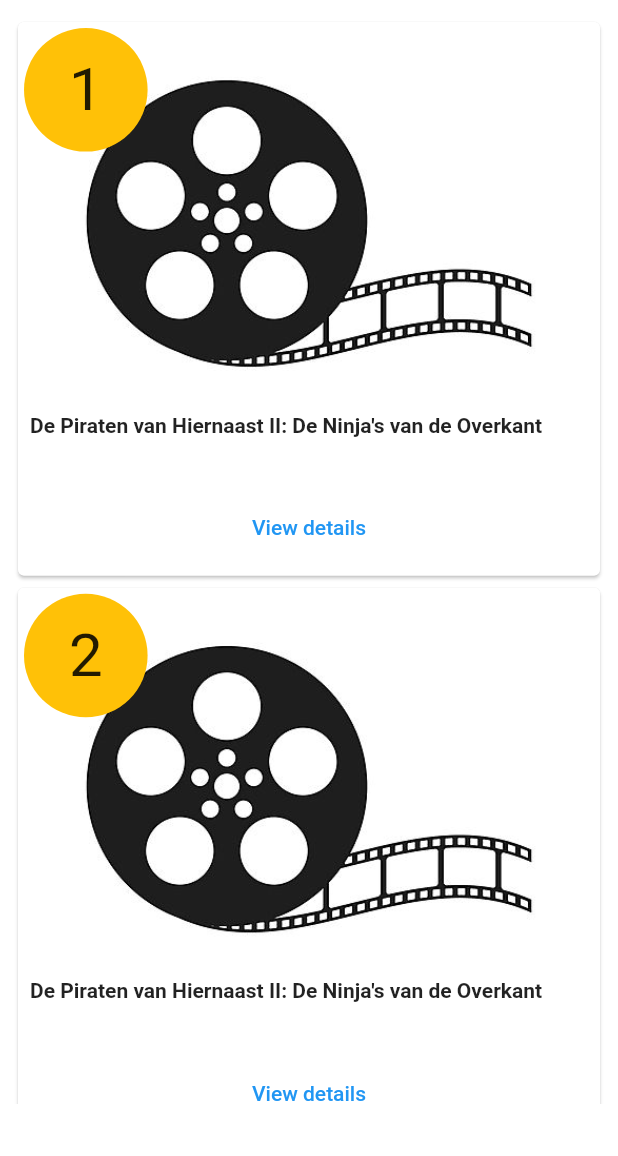
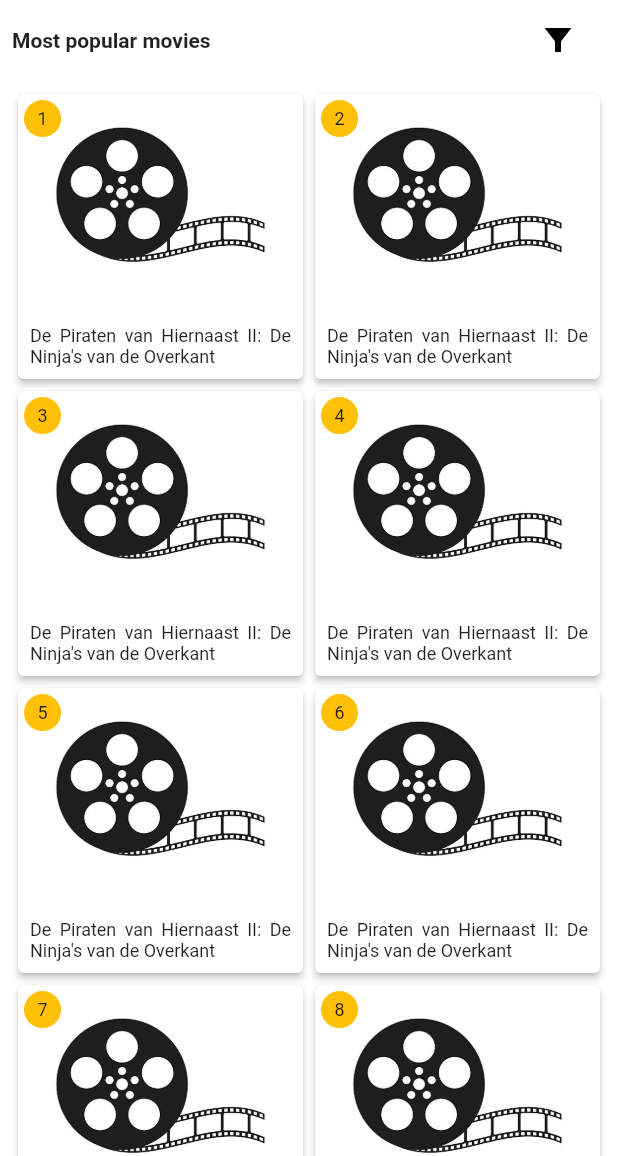
Before and after one commit to Alejandro194/movie_app_test, a Flutter app: the screen it shows after launch, on a phone screen of 412 x 824 dp, the part 80-1236 px from its top. Run offline on Flutter 3.47's test engine with Material 2 defaults, Android fonts, the light colour scheme and no system bars; our stand-ins replace cached_network_image, flutter_rating_bar, get.

Commit message:
feat: :construction: Movie details screen added, refactor popular movies screen
movie details prototype screen added, added bar rating packages, popular screen layout changed

```diff
--- a/lib/main.dart
+++ b/lib/main.dart
@@ -1,5 +1,6 @@
 import 'package:flutter/material.dart';
 import 'package:get/get.dart';
+import 'package:movie_app_test/screens/movie_details/movie_details_screen.dart';
 import 'package:movie_app_test/screens/popular_movies/popular_movies_screen.dart';
 import 'package:movie_app_test/screens/user_settings/user_settings_screen.dart';
 
--- a/lib/screens/popular_movies/popular_movies_screen.dart
+++ b/lib/screens/popular_movies/popular_movies_screen.dart
@@ -19,10 +19,13 @@ class _PopularMoviesScreenState extends State<PopularMoviesScreen> {
       body: SingleChildScrollView(
         child: Column(
           children: [
+            Padding(
+                padding: const EdgeInsets.symmetric(horizontal: 8),
+                child: sectionHeading()),
             SizedBox(
               height: getPercentageOfScreenHeigth(90),
               child: Padding(
-                  padding: const EdgeInsets.all(8.0), child: gridViewMovies(1)),
+                  padding: const EdgeInsets.all(8.0), child: gridViewMovies(2)),
             )
           ],
         ),
@@ -30,7 +33,7 @@ class _PopularMoviesScreenState extends State<PopularMoviesScreen> {
     );
   }
 
-  AppBar appBar(){
+  AppBar appBar() {
     return AppBar(
       backgroundColor: Colors.white,
       elevation: 0,
@@ -55,10 +58,30 @@ class _PopularMoviesScreenState extends State<PopularMoviesScreen> {
     );
   }
 
+  Widget sectionHeading() {
+    return Row(
+      mainAxisAlignment: MainAxisAlignment.spaceBetween,
+      children: [
+        Text(
+          "Most popular movies",
+          style: TextStyle(fontWeight: FontWeight.bold),
+        ),
+        TextButton(onPressed: () {
+          Get.defaultDialog(
+            title: "Filter List",
+            content: Column(children: [
+              TextFormField(cursorColor: Colors.black,)
+            ],)
+          );
+        }, child: Icon(Icons.filter_alt_sharp, color: Colors.black,))
+      ],
+    );
+  }
+
   Widget gridViewMovies(int crossAxisCount) {
     return GridView.builder(
         gridDelegate: SliverGridDelegateWithFixedCrossAxisCount(
-            crossAxisCount: crossAxisCount, childAspectRatio: 1.05),
+            crossAxisCount: crossAxisCount, childAspectRatio: 1.0),
         itemBuilder: (context, index) {
           return movieStack(index);
         });
@@ -78,36 +101,33 @@ class _PopularMoviesScreenState extends State<PopularMoviesScreen> {
 
   Widget moviePopularityRankingIndex(int index) {
     return Container(
-      width: getPercentageOfScreenHeigth(10),
-      height: getPercentageOfScreenHeigth(10),
+      width: getPercentageOfScreenHeigth(3),
+      height: getPercentageOfScreenHeigth(3),
       decoration: BoxDecoration(
           borderRadius: BorderRadius.circular(50), color: Colors.amber),
       child: Center(
           child: Text(
         (index + 1).toString(),
-        style: TextStyle(fontSize: 40),
+        style: TextStyle(fontSize: 12),
       )),
     );
   }
 
   Widget movieCard(int index) {
     return Card(
+      elevation: 2,
       child: Padding(
         padding: const EdgeInsets.all(8.0),
         child: Column(
           mainAxisAlignment: MainAxisAlignment.spaceBetween,
           children: [
-            Column(
-              children: [
             movieImageRenderer(index),
             movieCardTitleRow(index),
-              ],
-            ),
-            Column(
-              children: [
-                TextButton(onPressed: () {}, child: Text("View details")),
-              ],
-            )
+            // Column(
+            //   children: [
+            //     TextButton(onPressed: () {}, child: Text("View details")),
+            //   ],
+            // )
           ],
         ),
       ),
@@ -121,7 +141,7 @@ class _PopularMoviesScreenState extends State<PopularMoviesScreen> {
           child: SizedBox(
             child: Image.asset(
               "assets/images/moviePlaceholderImage.jpg",
-              fit: BoxFit.fill,
+              fit: BoxFit.scaleDown,
             ),
           ),
         )
@@ -131,13 +151,13 @@ class _PopularMoviesScreenState extends State<PopularMoviesScreen> {
 
   Widget movieCardTitleRow(int index) {
     return Row(
-      children: [
+      children: const [
         Flexible(
           child: Text(
             "De Piraten van Hiernaast II: De Ninja's van de Overkant",
             overflow: TextOverflow.fade,
             textAlign: TextAlign.justify,
-            style: TextStyle(fontSize: 14, fontWeight: FontWeight.bold),
+            style: TextStyle(fontSize: 12),
           ),
         ),
       ],
--- a/pubspec.yaml
+++ b/pubspec.yaml
@@ -38,6 +38,7 @@ dependencies:
   get: ^4.6.5
   http: ^0.13.5
   cached_network_image: ^3.2.3
+  flutter_rating_bar: ^4.0.1
 
 dev_dependencies:
   flutter_test:
```
Also changed, not shown: lib/screens/movie_details/movie_details_screen.dart (+254 -0 lines), pubspec.lock. Lines whose indentation alone changed are shown as unchanged.
